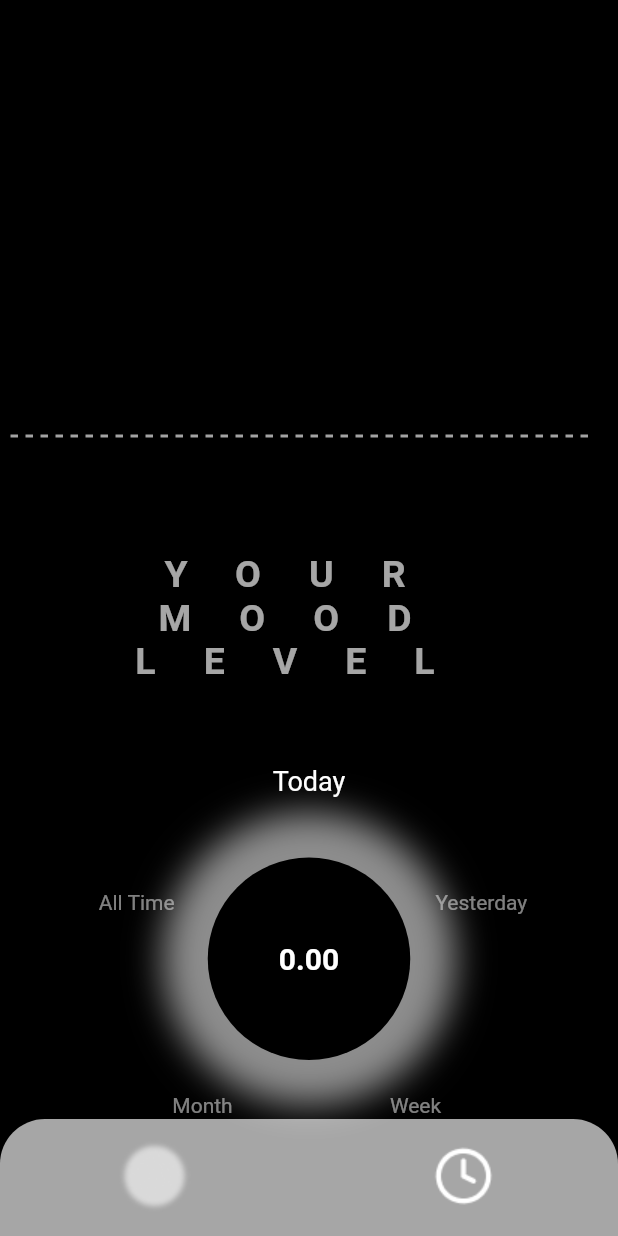
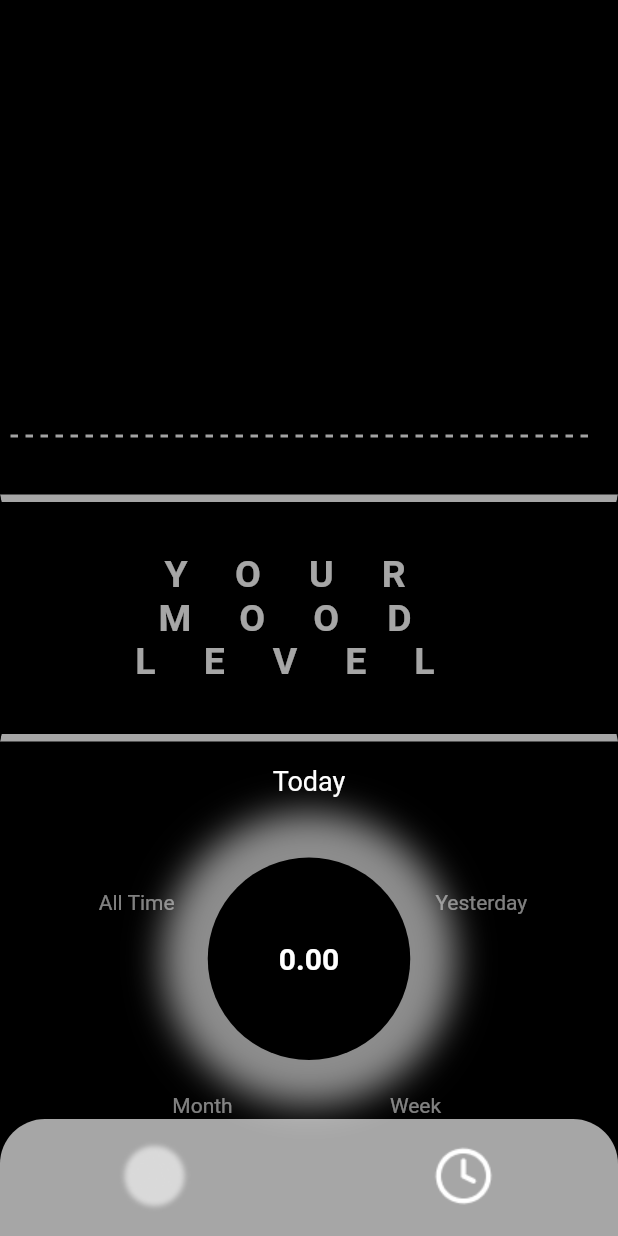
Before and after one commit to IrishBoy/Moodify, a Flutter app: the screen it shows after launch, item 2 of the bottom bar chosen, on a phone screen of 412 x 824 dp. Run offline on Flutter 3.47's test engine with Material 2 defaults, Android fonts, the phone set to English and light mode, and no system bars; our stand-ins replace google_fonts, shared_preferences, syncfusion_flutter_charts.

Commit message:
Added borders in the text area in history page

```diff
--- a/moodify/lib/history_page.dart
+++ b/moodify/lib/history_page.dart
@@ -34,6 +34,15 @@ class _HistoryScreenState extends State<HistoryScreen> {
             Expanded(
               flex: 2,
               child: Container(
+                decoration: BoxDecoration(
+                    border: Border(
+                  top: BorderSide(
+                      color: Color.fromRGBO(255, 255, 255, 0.65), width: 5),
+                  left: BorderSide(),
+                  right: BorderSide(),
+                  bottom: BorderSide(
+                      color: Color.fromRGBO(255, 255, 255, 0.65), width: 5),
+                )),
                 alignment: Alignment.center,
                 child: Text(
                   '''YOUR\nMOOD\nLEVEL''',
--- a/moodify/lib/set_page.dart
+++ b/moodify/lib/set_page.dart
@@ -145,10 +145,6 @@ class _SetScreenState extends State<SetScreen> with TickerProviderStateMixin {
                               blurRadius: 4,
                               color: Color.fromRGBO(0, 0, 0, 0.25),
                               offset: Offset(0, 4))
-                          // BoxShadow(
-                          //     blurStyle: BlurStyle.inner,
-                          //     blurRadius: 10,
-                          //     color: Color.fromRGBO(0, 0, 0, 0.25))
                         ],
                         color: Color.fromRGBO(217, 217, 217, 1),
                         fontWeight: FontWeight.w600,
```
